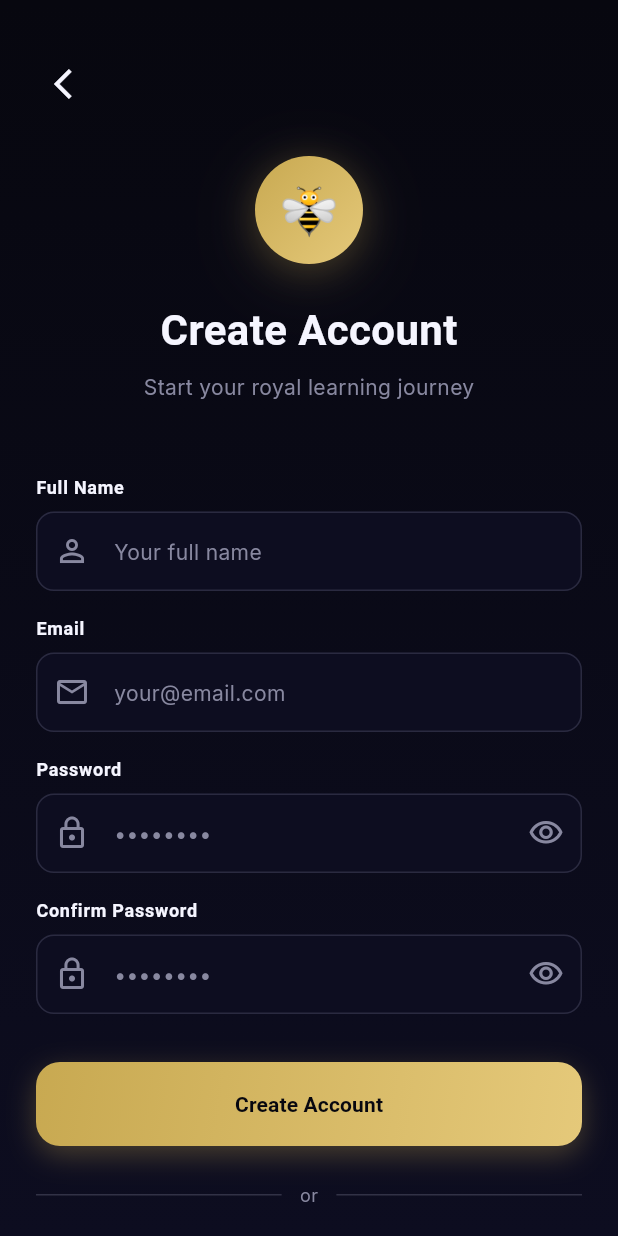
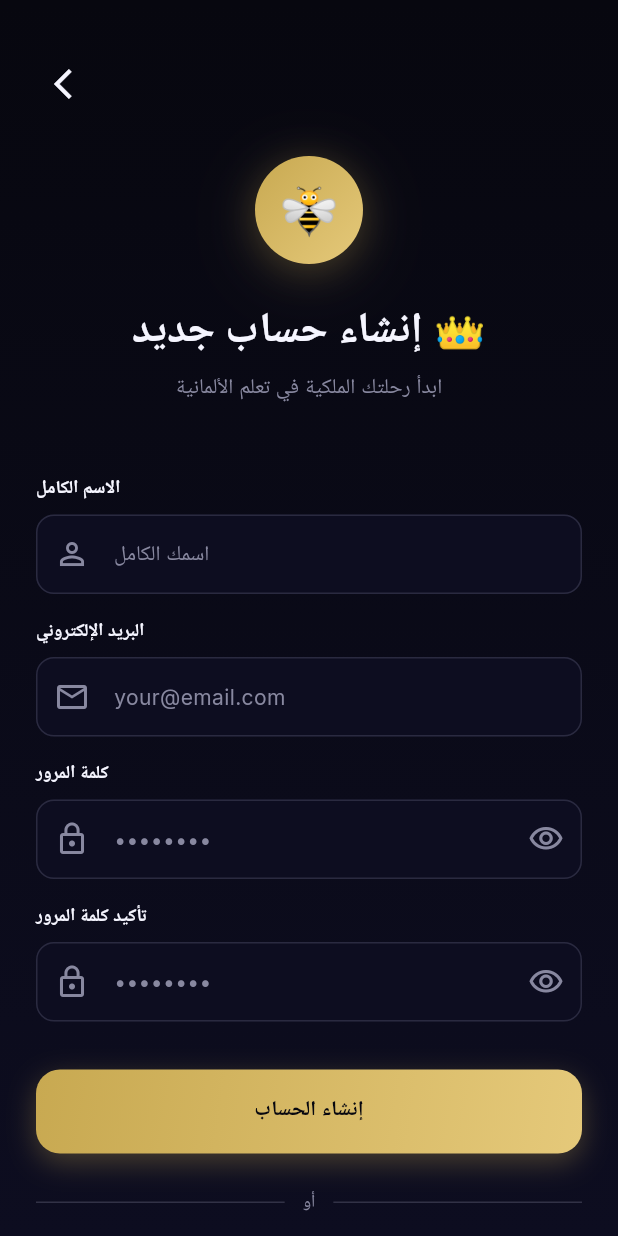
Before and after one commit to mohammedelomari03-blip/vokabee, a Flutter app: the RegisterScreen screen opened by its route, on a phone screen of 412 x 824 dp. Run offline on Flutter 3.47's test engine with Material 3 defaults, Android fonts, the phone set to English and light mode, and no system bars; our stand-ins replace flutter_riverpod, go_router, google_fonts; Roboto replaces fonts that are missing (Nunito).

Commit message:
fix: register فصحى كاملة

```diff
--- a/lib/4_features/auth/presentation/pages/register_screen.dart
+++ b/lib/4_features/auth/presentation/pages/register_screen.dart
@@ -61,7 +61,7 @@ class _RegisterScreenState extends State<RegisterScreen> {
             child: Column(
               crossAxisAlignment: CrossAxisAlignment.start,
               children: [
-                // ─── Back Button ─────────────────────────────────
+                // ─── Back Button ──────────────────────────────────
                 IconButton(
                   onPressed: () => context.go('/login'),
                   icon: const Icon(
@@ -72,7 +72,7 @@ class _RegisterScreenState extends State<RegisterScreen> {
 
                 const SizedBox(height: AppSpacing.xl),
 
-                // ─── Logo ────────────────────────────────────────
+                // ─── Logo ─────────────────────────────────────────
                 Center(
                   child: Container(
                     width: 72,
@@ -94,10 +94,10 @@ class _RegisterScreenState extends State<RegisterScreen> {
 
                 const SizedBox(height: AppSpacing.xl),
 
-                // ─── Title ───────────────────────────────────────
+                // ─── Title ────────────────────────────────────────
                 Center(
                   child: Text(
-                    'Create Account',
+                    'إنشاء حساب جديد 👑',
                     style: AppTypography.headlineMedium.copyWith(
                       color: AppColors.pureWhite,
                     ),
@@ -108,7 +108,7 @@ class _RegisterScreenState extends State<RegisterScreen> {
 
                 Center(
                   child: Text(
-                    'Start your royal learning journey',
+                    'ابدأ رحلتك الملكية في تعلم الألمانية',
                     style: AppTypography.bodyMedium.copyWith(
                       color: AppColors.silverMist,
                     ),
@@ -117,9 +117,9 @@ class _RegisterScreenState extends State<RegisterScreen> {
 
                 const SizedBox(height: AppSpacing.xxxl),
 
-                // ─── Name ────────────────────────────────────────
+                // ─── Name ─────────────────────────────────────────
                 Text(
-                  'Full Name',
+                  'الاسم الكامل',
                   style: AppTypography.labelMedium.copyWith(
                     color: AppColors.pureWhite,
                   ),
@@ -131,7 +131,7 @@ class _RegisterScreenState extends State<RegisterScreen> {
                     color: AppColors.pureWhite,
                   ),
                   decoration: const InputDecoration(
-                    hintText: 'Your full name',
+                    hintText: 'اسمك الكامل',
                     prefixIcon: Icon(
                       Icons.person_outline,
                       color: AppColors.silverMist,
@@ -141,9 +141,9 @@ class _RegisterScreenState extends State<RegisterScreen> {
 
                 const SizedBox(height: AppSpacing.lg),
 
-                // ─── Email ───────────────────────────────────────
+                // ─── Email ────────────────────────────────────────
                 Text(
-                  'Email',
+                  'البريد الإلكتروني',
                   style: AppTypography.labelMedium.copyWith(
                     color: AppColors.pureWhite,
                   ),
@@ -166,9 +166,9 @@ class _RegisterScreenState extends State<RegisterScreen> {
 
                 const SizedBox(height: AppSpacing.lg),
 
-                // ─── Password ────────────────────────────────────
+                // ─── Password ─────────────────────────────────────
                 Text(
-                  'Password',
+                  'كلمة المرور',
                   style: AppTypography.labelMedium.copyWith(
                     color: AppColors.pureWhite,
                   ),
@@ -202,9 +202,9 @@ class _RegisterScreenState extends State<RegisterScreen> {
 
                 const SizedBox(height: AppSpacing.lg),
 
-                // ─── Confirm Password ────────────────────────────
+                // ─── Confirm Password ─────────────────────────────
                 Text(
-                  'Confirm Password',
+                  'تأكيد كلمة المرور',
                   style: AppTypography.labelMedium.copyWith(
                     color: AppColors.pureWhite,
                   ),
@@ -238,16 +238,16 @@ class _RegisterScreenState extends State<RegisterScreen> {
 
                 const SizedBox(height: AppSpacing.xxl),
 
-                // ─── Register Button ─────────────────────────────
+                // ─── Register Button ──────────────────────────────
                 RoyalButton(
-                  label: 'Create Account',
+                  label: 'إنشاء الحساب',
                   isLoading: _isLoading,
                   onPressed: _register,
                 ),
 
                 const SizedBox(height: AppSpacing.xl),
 
-                // ─── Divider ─────────────────────────────────────
+                // ─── Divider ──────────────────────────────────────
                 Row(
                   children: [
                     Expanded(
@@ -260,7 +260,7 @@ class _RegisterScreenState extends State<RegisterScreen> {
                         horizontal: AppSpacing.md,
                       ),
                       child: Text(
-                        'or',
+                        'أو',
                         style: AppTypography.bodySmall.copyWith(
                           color: AppColors.silverMist,
                         ),
@@ -276,9 +276,9 @@ class _RegisterScreenState extends State<RegisterScreen> {
 
                 const SizedBox(height: AppSpacing.xl),
 
-                // ─── Google Button ───────────────────────────────
+                // ─── Google Button ────────────────────────────────
                 RoyalButton(
-                  label: 'Continue with Google',
+                  label: 'المتابعة بـ Google',
                   type: RoyalButtonType.secondary,
                   icon: Icons.g_mobiledata,
                   onPressed: () {},
@@ -286,19 +286,19 @@ class _RegisterScreenState extends State<RegisterScreen> {
 
                 const SizedBox(height: AppSpacing.xxxl),
 
-                // ─── Login Link ──────────────────────────────────
+                // ─── Login Link ───────────────────────────────────
                 Center(
                   child: TextButton(
                     onPressed: () => context.go('/login'),
                     child: RichText(
                       text: TextSpan(
-                        text: 'Already have an account? ',
+                        text: 'لديك حساب بالفعل؟ ',
                         style: AppTypography.bodySmall.copyWith(
                           color: AppColors.silverMist,
                         ),
                         children: [
                           TextSpan(
-                            text: 'Log In',
+                            text: 'تسجيل الدخول',
                             style: AppTypography.labelSmall.copyWith(
                               color: AppColors.imperialGold,
                             ),
```
